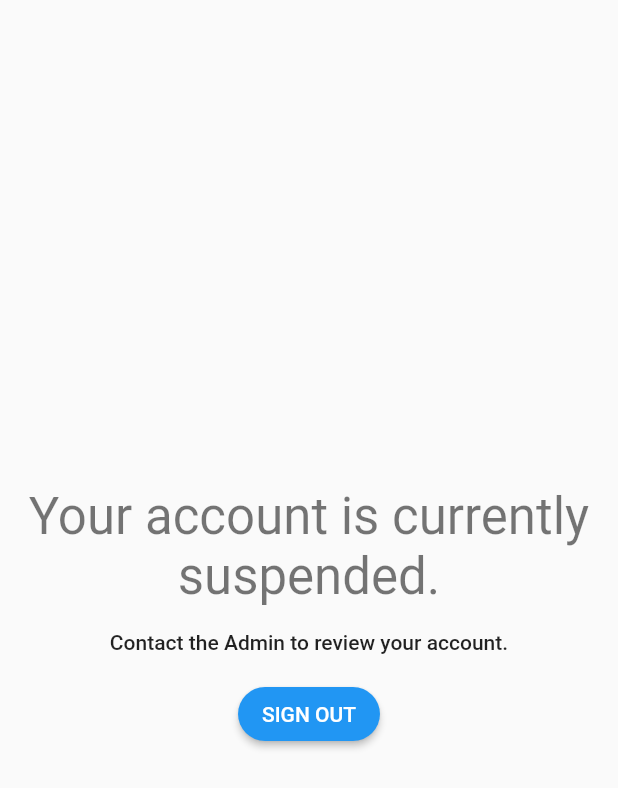
After one commit to Acetylcholine007/MechTrack, a Flutter app: the screen it shows once a user with an empty profile is signed in, on a phone screen of 412 x 824 dp. The commit adds this screen. Shown: the top 788 px of the screen. Run offline on Flutter 3.47's test engine with Material 2 defaults, Android fonts, the phone set to English and light mode, and no system bars; our stand-ins replace cloud_firestore, csv, file_picker, firebase_auth, firebase_core, flutter_spinkit and 4 more; missing offline and left inert: barcode_scan2; accounts and stored records are empty.

Commit message:
Account verification mechanism working, Revised Full screen message texts, Limit add part in InventoryGlobalPage for Admin account only

```diff
--- /dev/null
+++ b/lib/components/AccountSuspended.dart
@@ -0,0 +1,47 @@
+import 'package:flutter/material.dart';
+import 'package:mech_track/services/AuthService.dart';
+import 'package:mech_track/shared/decorations.dart';
+
+class AccountSuspended extends StatefulWidget {
+  const AccountSuspended({Key key}) : super(key: key);
+
+  @override
+  _AccountSuspendedState createState() => _AccountSuspendedState();
+}
+
+class _AccountSuspendedState extends State<AccountSuspended> {
+  final AuthService _auth = AuthService();
+
+  @override
+  Widget build(BuildContext context) {
+    final theme = Theme.of(context);
+
+    return Scaffold(
+      body: SafeArea(
+        child: Container(
+          child: Column(
+            mainAxisAlignment: MainAxisAlignment.center,
+            crossAxisAlignment: CrossAxisAlignment.center,
+            children: [
+              Text(
+                'Your account is currently suspended.',
+                style: theme.textTheme.headline4,
+                textAlign: TextAlign.center,
+              ),
+              Text(
+                '\nContact the Admin to review your account.\n',
+                style: theme.textTheme.button,
+                textAlign: TextAlign.center,
+              ),
+              ElevatedButton(
+                onPressed: () => _auth.signOut(),
+                child: Text('SIGN OUT'),
+                style: buttonDecoration
+              )
+            ],
+          ),
+        ),
+      ),
+    );
+  }
+}
--- a/lib/components/NoPart.dart
+++ b/lib/components/NoPart.dart
@@ -6,13 +6,17 @@ class NoPart extends StatelessWidget {
 
   @override
   Widget build(BuildContext context) {
+    final theme = Theme.of(context);
+
     return Scaffold(
       appBar: AppBar(
         title: Text('Part Viewer'),
       ),
       body: Container(
         child: Center(
-          child: Text(isValid ? 'No Part Exist' : 'Invalid Part QR Code'),
+          child: Text(
+          isValid ? 'No Part Exist' : 'Invalid Part QR Code',
+          style: theme.textTheme.headline4),
         ),
       ),
     );
--- a/lib/screens/mainpages/InventoryGlobalPage.dart
+++ b/lib/screens/mainpages/InventoryGlobalPage.dart
@@ -175,14 +175,14 @@ class _InventoryGlobalPageState extends State<InventoryGlobalPage> {
           })
         ],
       ),
-      floatingActionButton: FloatingActionButton(
+      floatingActionButton: account.accountType == 'ADMIN' ? FloatingActionButton(
         child: Icon(Icons.add),
         onPressed: () =>
           Navigator.push(
             context,
             MaterialPageRoute(builder: (context) => PartEditor(isNew: true, isLocal: false, account: account)),
           ),
-      ),
+      ) : null,
       body: Container(
         child: Column(
           crossAxisAlignment: CrossAxisAlignment.stretch,
--- a/lib/screens/subpages/VerificationPage.dart
+++ b/lib/screens/subpages/VerificationPage.dart
@@ -38,7 +38,8 @@ class _VerificationPageState extends State<VerificationPage> {
   Widget build(BuildContext context) {
     final theme = Theme.of(context);
 
-    return Container(
+    return Scaffold(
+      body: Container(
         child: Center(
           child: Column(
             mainAxisAlignment: MainAxisAlignment.center,
@@ -47,6 +48,7 @@ class _VerificationPageState extends State<VerificationPage> {
               SizedBox(height: 20),
               Text(user.email, style: theme.textTheme.bodyText2)
             ],
+          ),
         ),
       ),
     );
--- a/lib/wrappers/AuthWrapper.dart
+++ b/lib/wrappers/AuthWrapper.dart
@@ -18,7 +18,7 @@ class _AuthWrapperState extends State<AuthWrapper> {
   Widget build(BuildContext context) {
     final authUser = Provider.of<Account>(context);
 
-    if(authUser != null && !authUser.isAnon) {
+    if(authUser != null && !authUser.isAnon /*&&  authUser.isEmailVerified*/) {
       return MultiProvider(
           providers: [
             StreamProvider<AccountData>.value(value: DatabaseService.db.getUser(authUser.uid), initialData: null),
--- a/lib/wrappers/MainWrapper.dart
+++ b/lib/wrappers/MainWrapper.dart
@@ -1,5 +1,6 @@
 import 'package:flutter/material.dart';
 import 'package:barcode_scan2/barcode_scan2.dart';
+import 'package:mech_track/components/AccountSuspended.dart';
 import 'package:mech_track/models/Account.dart';
 import 'package:mech_track/models/AccountData.dart';
 
@@ -126,11 +127,13 @@ class _MainWrapperState extends State<MainWrapper> {
 
   @override
   Widget build(BuildContext context) {
+    final theme = Theme.of(context);
     final account = widget.account.isAnon ? null : Provider.of<AccountData>(context);
-
-    final theme = Theme.of(context);
     final pages = getPages(widget.account.isAnon ? 'GUESS' : account.accountType);
     final tabs = getTabs(widget.account.isAnon ? 'GUESS' : account.accountType);
+
+    if(!widget.account.isAnon && !account.isVerified)
+      return AccountSuspended();
 
     return GestureDetector(
       onTap: () => FocusScope.of(context).requestFocus(new FocusNode()),
```
Also changed, not shown: lib/components/NoPartGlobal.dart (+9 -1 lines), lib/components/NoPartLocal.dart (+9 -1 lines), lib/screens/mainpages/RegisterPage.dart (+87 -41 lines), lib/screens/mainpages/SignInPage.dart (+20 -21 lines), lib/services/AuthService.dart (+27 -4 lines). Lines whose indentation alone changed are shown as unchanged.
